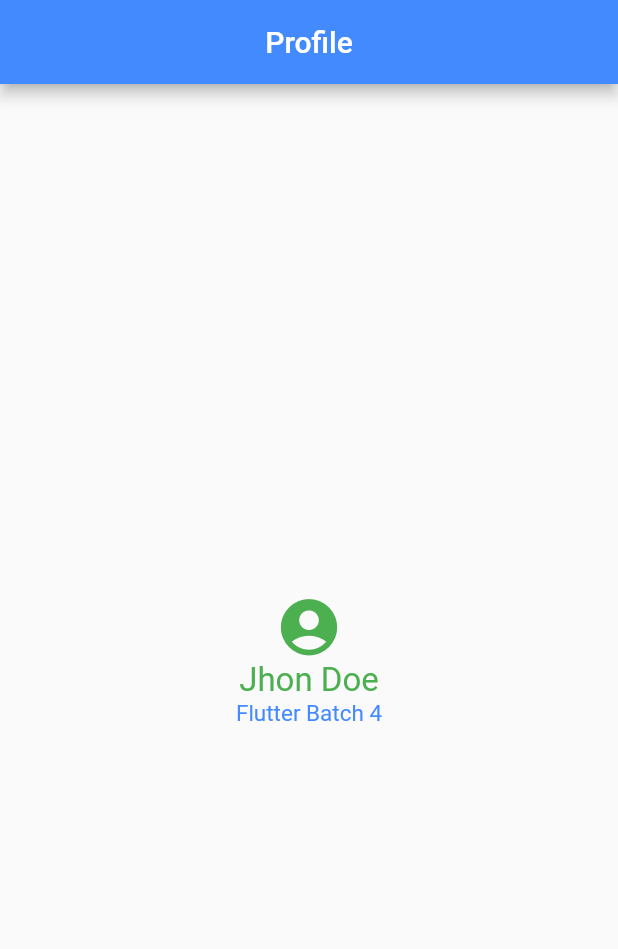
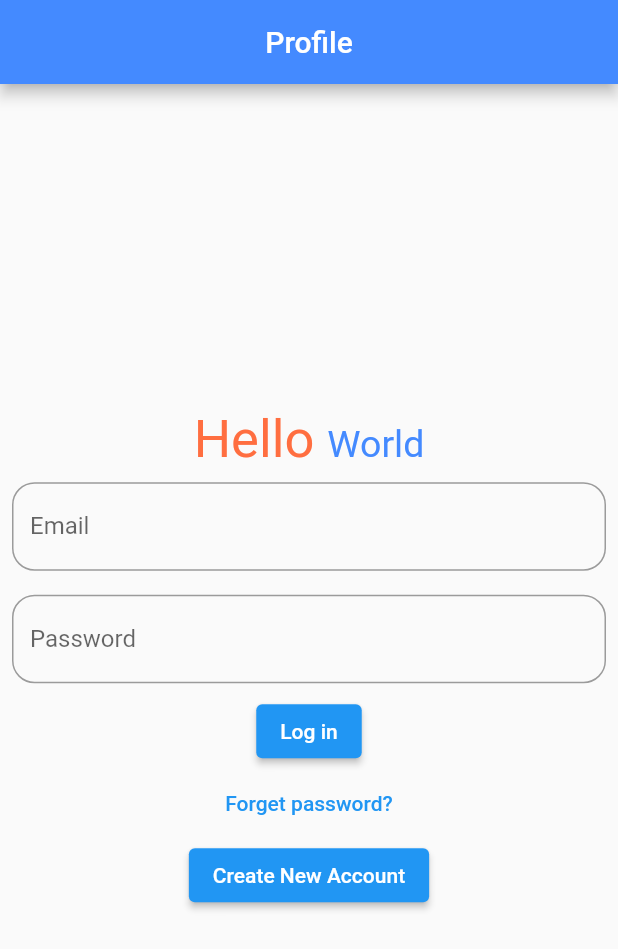
Before and after one commit to ahmedhossain29/flutter_practice, a Flutter app: the screen it shows after launch, on a phone screen of 412 x 824 dp. Shown: the top 949 px of the screen. Run offline on Flutter 3.47's test engine with Material 2 defaults, Android fonts, the phone set to English and light mode, and no system bars.

Commit message:
RichText , TextField & Button

```diff
--- /dev/null
+++ b/lib/assignment_4.dart
@@ -0,0 +1,52 @@
+
+import 'package:flutter/material.dart';
+
+void main() {
+  runApp(const MyApp());
+}
+
+class MyApp extends StatelessWidget {
+  const MyApp({super.key});
+
+  // This widget is the root of your application.
+  @override
+  Widget build(BuildContext context) {
+    return const MaterialApp(
+      home: MyHomePage(),
+    );
+  }
+}
+
+class MyHomePage extends StatefulWidget {
+  const MyHomePage({super.key});
+
+  @override
+  State<MyHomePage> createState() => _MyHomePageState();
+}
+
+class _MyHomePageState extends State<MyHomePage> {
+  @override
+  Widget build(BuildContext context) {
+    return Scaffold(
+      appBar: AppBar(
+        backgroundColor: Colors.green,
+        title:const Center(child: Text('Home',style: TextStyle(color: Colors.white),)),
+        elevation: 70,
+        toolbarHeight: 100,
+        leading: const Icon(Icons.menu),
+        actions: const [Icon(Icons.search)],
+      ),
+      body: Center(
+        child: Column(
+          mainAxisAlignment: MainAxisAlignment.center,
+
+          children: [
+            Text('data'),
+            RichText(text: TextSpan(children: [TextSpan(text: 'Name'),TextSpan(text: 'Hello')]),)
+
+          ],
+        ),
+      ),
+    );
+  }
+}
--- a/lib/main.dart
+++ b/lib/main.dart
@@ -31,14 +31,37 @@ class _MyHomePageState extends State<MyHomePage> {
         backgroundColor: Colors.blueAccent,
         title:const Center(child: Text('Profile',style: TextStyle(color: Colors.white),)),
       ),
-      body: const Center(
+      body:  Center(
         child: Column(
          mainAxisAlignment: MainAxisAlignment.center,
 
           children: [
-            Icon(Icons.account_circle,size: 45,color: Colors.green,),
-            Text("Jhon Doe",style:TextStyle(color: Colors.green,fontSize: 22),),
-            Text("Flutter Batch 4",style:TextStyle(color: Colors.blueAccent,fontSize: 15),),
+            RichText(text:const TextSpan(text: 'Hello ',style: TextStyle(fontSize: 35,color: Colors.deepOrangeAccent),children: [
+
+              TextSpan(text: 'World',style: TextStyle(fontSize: 25,color: Colors.blueAccent)),
+            ]),),
+
+            Padding(
+              padding: const EdgeInsets.all(8.0),
+              child: TextField(decoration: InputDecoration(
+                label: Text("Email"),
+                hintText: "Enter Email Address",
+                border: OutlineInputBorder(borderRadius: BorderRadius.circular(15)),
+              ),),
+            ),
+            Padding(
+              padding: const EdgeInsets.all(8.0),
+              child: TextField(decoration: InputDecoration(
+                label: Text("Password"),
+                hintText: "Password",
+                border: OutlineInputBorder(borderRadius: BorderRadius.circular(15)),
+              ),),
+            ),
+
+            ElevatedButton(onPressed: (){}, child: Text("Log in")),
+            TextButton(onPressed: (){}, child: Text("Forget password?")),
+            ElevatedButton(onPressed: (){}, child: Text("Create New Account")),
+
 
           ],
         ),
--- a/pubspec.yaml
+++ b/pubspec.yaml
@@ -35,7 +35,7 @@ dependencies:
   # The following adds the Cupertino Icons font to your application.
   # Use with the CupertinoIcons class for iOS style icons.
   cupertino_icons: ^1.0.2
-
+  rich_text_widget: ^0.2.7
 dev_dependencies:
   flutter_test:
     sdk: flutter
```
Also changed, not shown: pubspec.lock.
